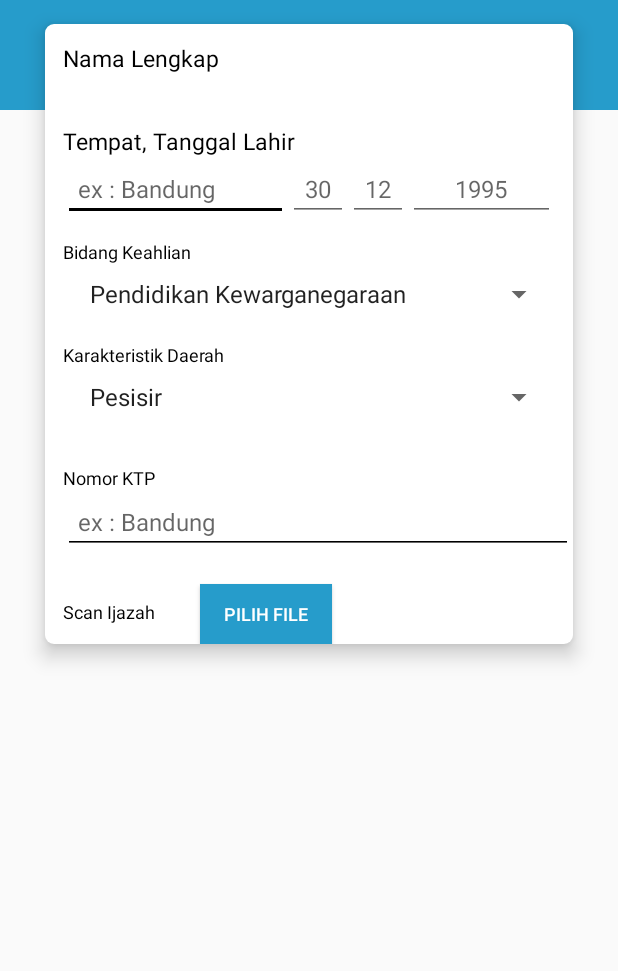
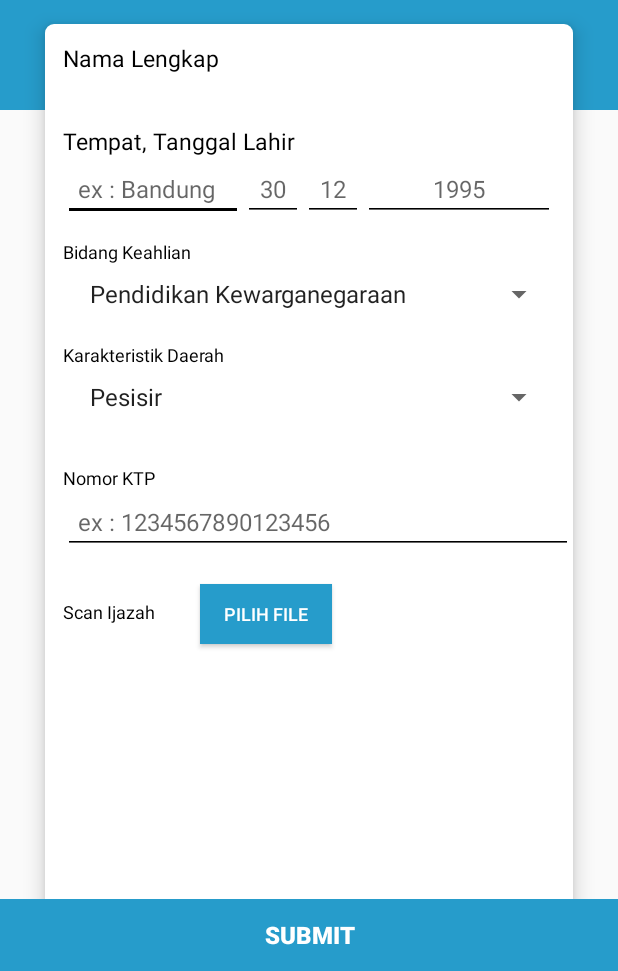
Before and after one commit to dinadhandayani/EDucation, an Android app: the InputVerificationData screen opened directly, with no data from a screen before it, on a phone screen of 412 x 824 dp, the part 265-1236 px from its top. Run offline under Robolectric (Android 15) with nearby library versions, the light colour scheme and no system bars; our stand-ins replace Firebase (no records; nobody signed in at launch, a user with empty details on screens opened directly); 3 statements that could not run were skipped.

Commit message:
edit front end

```diff
--- a/app/src/main/java/com/didapteam/project/education/InputVerificationData.java
+++ b/app/src/main/java/com/didapteam/project/education/InputVerificationData.java
@@ -10,6 +10,7 @@ import android.view.View;
 import android.widget.Button;
 import android.widget.EditText;
 import android.widget.Spinner;
+import android.widget.TextView;
 import android.widget.Toast;
 
 import com.google.android.gms.tasks.OnFailureListener;
@@ -26,6 +27,7 @@ public class InputVerificationData extends AppCompatActivity {
 
     private Button btnChooseIjazah, btnSubmit;
     private EditText edtTempat, edtTanggal, edtBulan, edtTahun, edtKTP;
+    private TextView edtNama;
     private Spinner spnDaerah, spnBidang;
     private FirebaseAuth auth;
     private DatabaseReference database;
@@ -53,6 +55,8 @@ public class InputVerificationData extends AppCompatActivity {
 
         initView();
         userVerif();
+
+        edtNama.setText(name);
     }
 
     private void initView(){
@@ -76,6 +80,8 @@ public class InputVerificationData extends AppCompatActivity {
         edtTanggal = findViewById(R.id.edt_tanggal);
         edtBulan = findViewById(R.id.edt_bulan);
         edtKTP = findViewById(R.id.edt_noktp);
+        edtNama = findViewById(R.id.edt_name);
+
     }
 
     @Override
--- a/app/src/main/res/drawable/bubble_in.xml
+++ b/app/src/main/res/drawable/bubble_in.xml
@@ -18,8 +18,4 @@
         android:right="5dp"
         android:left="5dp">
     </padding>
-
-
-
-
 </shape>
--- a/app/src/main/res/layout/activity_data_verification.xml
+++ b/app/src/main/res/layout/activity_data_verification.xml
@@ -10,7 +10,7 @@
     <ImageView
         android:id="@+id/img_bg_photo"
         android:layout_width="match_parent"
-        android:layout_height="200dp"
+        android:layout_height="250dp"
         android:scaleType="fitXY"/>
 
     <RelativeLayout
@@ -19,7 +19,7 @@
         android:layout_height="160dp"
         android:layout_below="@+id/img_bg_photo"
         android:layout_marginLeft="40dp"
-        android:layout_marginTop="-40dp"
+        android:layout_marginTop="-60dp"
         android:layout_marginRight="40dp"
         android:background="@color/colorfontwhite">
 
--- a/app/src/main/res/layout/activity_input_verification_data.xml
+++ b/app/src/main/res/layout/activity_input_verification_data.xml
@@ -42,7 +42,8 @@
         android:id="@+id/sv_input"
         android:layout_width="match_parent"
         android:layout_height="match_parent"
-        android:layout_below="@id/txt_verif">
+        android:layout_below="@id/txt_verif"
+        android:fillViewport="true">
          <RelativeLayout
             android:id="@+id/box_input"
             android:layout_width="match_parent"
@@ -50,6 +51,7 @@
             android:layout_marginLeft="30dp"
             android:layout_marginRight="30dp"
             android:layout_marginTop="10dp"
+             android:layout_marginBottom="30dp"
             android:elevation="8dp"
             android:background="@drawable/bg_search">
             <TextView
@@ -89,14 +91,16 @@
                 android:id="@+id/edt_tempat"
                 android:layout_below="@id/text_ttl"
                 android:layout_marginLeft="12dp"
-                android:layout_width="150dp"
+                android:layout_width="120dp"
                 android:layout_height="wrap_content"
                 android:paddingLeft="10dp"
                 android:paddingRight="10dp"
                 android:textSize="16sp"
                 android:textColor="@color/colorfontblack"
                 android:hint="ex : Bandung"
-                android:textCursorDrawable="@color/colorfontwhite"
+                android:maxLength="20"
+                android:maxLines="1"
+                android:textCursorDrawable="@color/colorfontblack"
                 android:backgroundTint="@color/colorfontblack"/>
             <EditText
                 android:id="@+id/edt_tanggal"
@@ -110,7 +114,11 @@
                 android:textSize="16sp"
                 android:textColor="@color/colorfontblack"
                 android:inputType="number"
-                android:hint="30"/>
+                android:hint="30"
+                android:maxLength="2"
+                android:maxLines="1"
+                android:textCursorDrawable="@color/colorfontblack"
+                android:backgroundTint="@color/colorfontblack"/>
 
             <EditText
                 android:id="@+id/edt_bulan"
@@ -124,7 +132,11 @@
                 android:textSize="16sp"
                 android:textColor="@color/colorfontblack"
                 android:inputType="number"
-                android:hint="12"/>
+                android:hint="12"
+                android:maxLength="2"
+                android:maxLines="1"
+                android:textCursorDrawable="@color/colorfontblack"
+                android:backgroundTint="@color/colorfontblack"/>
             <EditText
                 android:id="@+id/edt_tahun"
                 android:layout_width="80dp"
@@ -139,7 +151,11 @@
                 android:textSize="16sp"
                 android:textColor="@color/colorfontblack"
                 android:inputType="number"
-                android:hint="1995"/>
+                android:hint="1995"
+                android:maxLength="4"
+                android:maxLines="1"
+                android:textCursorDrawable="@color/colorfontblack"
+                android:backgroundTint="@color/colorfontblack"/>
 
             <TextView
                 android:id="@+id/text_bike"
@@ -160,6 +176,7 @@
                 android:layout_marginRight="12dp"
                 android:paddingLeft="10dp"
                 android:paddingRight="10dp"
+
                 android:entries="@array/bidang_keahlian"/>
 
             <TextView
@@ -203,7 +220,7 @@
                  android:paddingRight="10dp"
                  android:textSize="16sp"
                  android:textColor="@color/colorfontblack"
-                 android:hint="ex : Bandung"
+                 android:hint="ex : 1234567890123456"
                  android:textCursorDrawable="@color/colorfontwhite"
                  android:backgroundTint="@color/colorfontblack"/>
 
@@ -227,6 +244,7 @@
                 android:layout_below="@id/edt_noktp"
                 android:layout_marginLeft="30dp"
                 android:layout_marginTop="20dp"
+                android:layout_marginBottom="12dp"
                 android:background="@color/colorBlue"
                 android:text="Pilih File"
                 android:textColor="@color/colorfontwhite"
@@ -237,7 +255,7 @@
                 android:layout_height="wrap_content"
                 android:layout_toRightOf="@id/btn_ijazah"
                 android:layout_below="@id/edt_noktp"
-                android:layout_marginTop="25dp"
+                android:layout_marginTop="30dp"
                 android:layout_marginLeft="10dp"
                 android:textSize="10dp"
                 tools:text="nama-file-ijazah.jpg"/>
@@ -245,7 +263,6 @@
     </ScrollView>
     <Button
         android:id="@+id/btn_submit"
-        android:layout_below="@id/sv_input"
         android:layout_width="match_parent"
         android:layout_height="wrap_content"
         android:background="@color/colorBlue"
@@ -253,5 +270,7 @@
         android:textStyle="bold"
         android:textSize="16sp"
         android:textColor="@color/colorfontwhite"
+        android:layout_marginTop="12dp"
         android:layout_alignParentBottom="true"/>
+
 </RelativeLayout>
```
